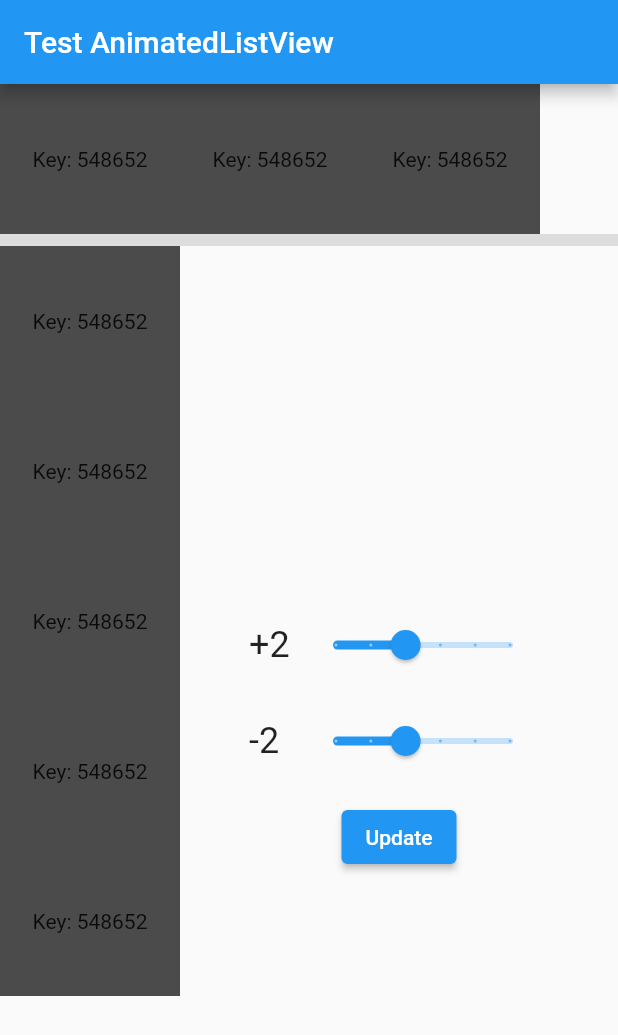
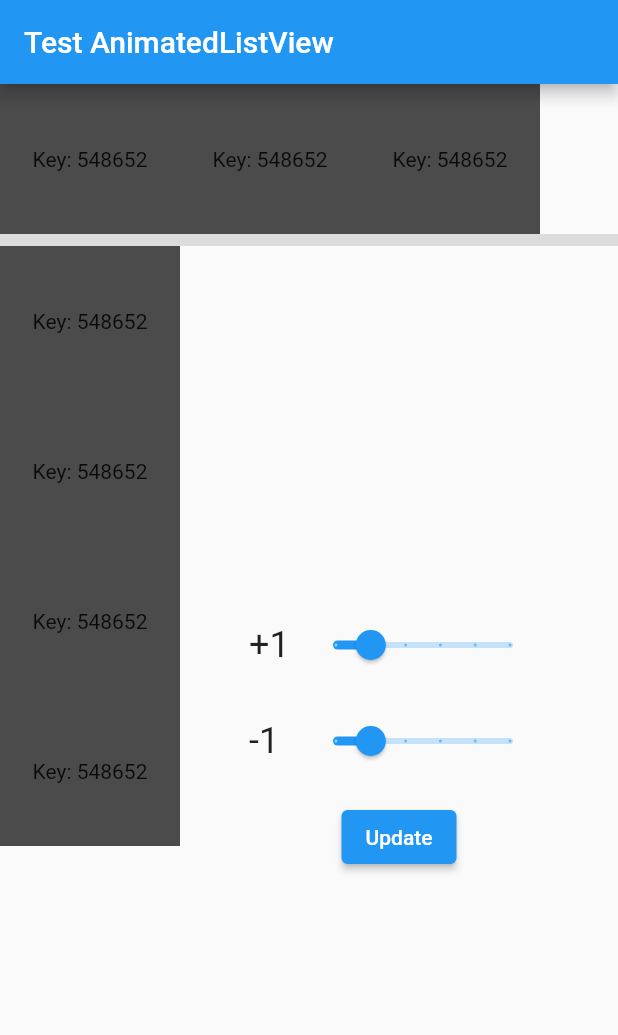
Before and after one commit to sla-000/flutter-self_animated_list, a Flutter app: the screen it shows after launch, on a phone screen of 412 x 824 dp. Shown: the top 1035 px of the screen. Run offline on Flutter 3.47's test engine with Material 2 defaults, Android fonts, the phone set to English and light mode, and no system bars; our stand-ins replace flutter_bloc.

Commit message:
Fixed issues, sync flex and animated list

```diff
--- a/example/lib/main.dart
+++ b/example/lib/main.dart
@@ -32,12 +32,11 @@ class MyHomePage extends StatefulWidget {
 }
 
 class _MyHomePageState extends State<MyHomePage> {
-  late final ListCubit _horizontalCubit = ListCubit(
-      MediaQuery.of(context).orientation == Orientation.landscape ? 5 : 3);
-  late final ListCubit _verticalCubit = ListCubit(
-      MediaQuery.of(context).orientation == Orientation.portrait ? 5 : 3);
-  int _toRemove = 2;
-  int _toAdd = 2;
+  late final ListCubit _horizontalCubit =
+      ListCubit(MediaQuery.of(context).orientation == Orientation.landscape ? 4 : 3);
+  late final ListCubit _verticalCubit = ListCubit(MediaQuery.of(context).orientation == Orientation.portrait ? 4 : 3);
+  int _toRemove = 1;
+  int _toAdd = 1;
 
   @override
   void dispose() {
@@ -89,7 +88,7 @@ class _MyHomePageState extends State<MyHomePage> {
                           mainAxisSize: MainAxisSize.min,
                           direction: Axis.vertical,
                           customAnimation: customAnimation,
-                          duration: const Duration(milliseconds: 3000),
+                          duration: const Duration(milliseconds: 2000),
                           children: buildWidgets(state),
                         );
                       },
--- a/example/lib/ui/custom_animation.dart
+++ b/example/lib/ui/custom_animation.dart
@@ -8,27 +8,29 @@ Widget customAnimation({
 }) {
   switch (state) {
     case ShowState.show:
-      final curvedAnimation =
-          CurvedAnimation(parent: animation, curve: Curves.easeOutCubic);
+      final curvedAnimation = CurvedAnimation(parent: animation, curve: Curves.easeOutCubic);
+
+      final opacityAnimation = CurvedAnimation(parent: animation, curve: Curves.easeOutCubic);
 
       return SizeTransition(
         sizeFactor: curvedAnimation,
         axis: Axis.vertical,
-        child: child,
+        child: FadeTransition(
+          opacity: opacityAnimation,
+          child: child,
+        ),
       );
 
     case ShowState.hide:
-      final sizeAnimation =
-          CurvedAnimation(parent: animation, curve: Curves.bounceOut.flipped);
+      final sizeAnimation = CurvedAnimation(parent: animation, curve: Curves.bounceIn);
 
-      final opacityAnimation =
-          CurvedAnimation(parent: animation, curve: Curves.easeInExpo.flipped);
+      final opacityAnimation = CurvedAnimation(parent: animation, curve: Curves.easeOutCubic);
 
       return SizeTransition(
         sizeFactor: sizeAnimation,
         axis: Axis.vertical,
-        child: Opacity(
-          opacity: opacityAnimation.value,
+        child: FadeTransition(
+          opacity: opacityAnimation,
           child: child,
         ),
       );
--- a/lib/src/animated_flex.dart
+++ b/lib/src/animated_flex.dart
@@ -46,6 +46,8 @@ class _AnimatedFlexState extends State<AnimatedFlex> {
     super.initState();
 
     _animation = widget.customAnimation ?? _defaultAnimation;
+
+    _updateMerged();
   }
 
   @override
@@ -53,14 +55,14 @@ class _AnimatedFlexState extends State<AnimatedFlex> {
     super.didUpdateWidget(oldWidget);
 
     _animation = widget.customAnimation ?? _defaultAnimation;
+
+    _updateMerged();
   }
 
   void _updateMerged() {
-    final List<Key> mergedChildrenKeys =
-        _mergedChildren.map((Widget child) => child.key!).toList();
+    final List<Key> mergedChildrenKeys = _mergedChildren.map((Widget child) => child.key!).toList();
 
-    final List<Key> currentChildrenKeys =
-        widget.children.map((Widget child) => child.key!).toList();
+    final List<Key> currentChildrenKeys = widget.children.map((Widget child) => child.key!).toList();
 
     for (final Key key in currentChildrenKeys) {
       if (!mergedChildrenKeys.contains(key)) {
@@ -86,9 +88,6 @@ class _AnimatedFlexState extends State<AnimatedFlex> {
 
     _mergedChildren.clear();
     _mergedChildren.addAll(merged);
-
-    print('@@@@@@@@@ children=${widget.children.map((Widget e) => e.key)}');
-    print('@@@@@@@@@ merged=${merged.map((Widget e) => e.key)}');
   }
 
   Widget _defaultAnimation({
@@ -96,24 +95,25 @@ class _AnimatedFlexState extends State<AnimatedFlex> {
     required Animation<double> animation,
     required ShowState state,
   }) {
-    final CurvedAnimation curvedAnimation = state == ShowState.show
-        ? CurvedAnimation(parent: animation, curve: Curves.linear)
-        : CurvedAnimation(parent: animation, curve: Curves.linear.flipped);
+    final CurvedAnimation sizeAnimation = state == ShowState.show
+        ? CurvedAnimation(parent: animation, curve: Curves.easeOutCubic)
+        : CurvedAnimation(parent: animation, curve: Curves.easeInCubic);
+
+    final CurvedAnimation opacityAnimation = CurvedAnimation(parent: animation, curve: Curves.easeOut);
 
     return SizeTransition(
-      sizeFactor: curvedAnimation,
+      sizeFactor: sizeAnimation,
       axis: widget.direction,
-      child: child,
+      child: FadeTransition(
+        opacity: opacityAnimation,
+        child: child,
+      ),
     );
   }
 
   @override
   Widget build(BuildContext context) {
-    _updateMerged();
-
-    final List<Widget> wrappedChildren = _mergedChildren
-        .map((Widget child) => _buildAnimatedItem(child))
-        .toList();
+    final List<Widget> animatedChildren = _mergedChildren.map((Widget child) => _buildAnimatedItem(child)).toList();
 
     return Flex(
       key: widget.key,
@@ -125,7 +125,7 @@ class _AnimatedFlexState extends State<AnimatedFlex> {
       verticalDirection: widget.verticalDirection,
       textBaseline: widget.textBaseline,
       clipBehavior: widget.clipBehavior,
-      children: wrappedChildren,
+      children: animatedChildren,
     );
   }
 
@@ -138,17 +138,13 @@ class _AnimatedFlexState extends State<AnimatedFlex> {
         customAnimation: _animation,
         duration: widget.duration,
         state: ShowState.hide,
-        onAnimationComplete: () {
+        onShrink: () {
           setState(() {
             if (_keysToRemove.contains(child.key)) {
               _keysToRemove.remove(child.key);
-              print('@@@@@@@@@ toRemove, remove=${child.key}');
             }
-            if (!widget.children
-                .map((Widget child) => child.key)
-                .contains(child.key)) {
+            if (!widget.children.map((Widget child) => child.key).contains(child.key)) {
               _mergedChildren.remove(child);
-              print('@@@@@@@@@ merged remove=${child.key}');
             }
           });
         },
--- a/lib/src/animated_list_view.dart
+++ b/lib/src/animated_list_view.dart
@@ -58,51 +58,42 @@ class AnimatedListView extends StatefulWidget {
 }
 
 class _AnimatedListViewState extends State<AnimatedListView> {
-  final List<Widget> _previousChildren = <Widget>[];
+  final List<Widget> _mergedChildren = <Widget>[];
   final List<Key> _keysToRemove = <Key>[];
-  final List<Key> _toAdd = <Key>[];
-  late CustomAnimation _customAnimation;
+  late CustomAnimation _animation;
 
   @override
   void initState() {
     super.initState();
 
-    _customAnimation = widget.customAnimation ?? _defaultAnimation;
-  }
+    _animation = widget.customAnimation ?? _defaultAnimation;
 
-  Widget _defaultAnimation({
-    required Widget child,
-    required Animation<double> animation,
-    required ShowState state,
-  }) {
-    final CurvedAnimation curvedAnimation = state == ShowState.show
-        ? CurvedAnimation(parent: animation, curve: Curves.linear)
-        : CurvedAnimation(parent: animation, curve: Curves.linear.flipped);
-
-    return SizeTransition(
-      sizeFactor: curvedAnimation,
-      axis: widget.scrollDirection,
-      child: child,
-    );
+    _updateMerged();
   }
 
   @override
-  Widget build(BuildContext context) {
-    final List<Key> lastChildrenKeys =
-        _previousChildren.map((Widget child) => child.key!).toList();
+  void didUpdateWidget(AnimatedListView oldWidget) {
+    super.didUpdateWidget(oldWidget);
 
-    final List<Key> currentChildrenKeys =
-        widget.children.map((Widget child) => child.key!).toList();
+    _animation = widget.customAnimation ?? _defaultAnimation;
+
+    _updateMerged();
+  }
+
+  void _updateMerged() {
+    final List<Key> mergedChildrenKeys = _mergedChildren.map((Widget child) => child.key!).toList();
+
+    final List<Key> currentChildrenKeys = widget.children.map((Widget child) => child.key!).toList();
 
     for (final Key key in currentChildrenKeys) {
-      if (!lastChildrenKeys.contains(key)) {
-        if (!_toAdd.contains(key)) {
-          _toAdd.add(key);
+      if (!mergedChildrenKeys.contains(key)) {
+        if (_keysToRemove.contains(key)) {
+          _keysToRemove.remove(key);
         }
       }
     }
 
-    for (final Key key in lastChildrenKeys) {
+    for (final Key key in mergedChildrenKeys) {
       if (!currentChildrenKeys.contains(key)) {
         if (!_keysToRemove.contains(key)) {
           _keysToRemove.add(key);
@@ -111,16 +102,39 @@ class _AnimatedListViewState extends State<AnimatedListView> {
     }
 
     final List<Widget> merged = mergeChanges<Widget>(
-      _previousChildren,
+      _mergedChildren,
       widget.children,
       isEqual: (Widget a, Widget b) => a.key == b.key,
     );
 
-    _previousChildren.clear();
-    _previousChildren.addAll(merged);
+    _mergedChildren.clear();
+    _mergedChildren.addAll(merged);
+  }
 
-    final List<Widget> wrappedChildren =
-        merged.map((Widget child) => _buildAnimatedItem(child)).toList();
+  Widget _defaultAnimation({
+    required Widget child,
+    required Animation<double> animation,
+    required ShowState state,
+  }) {
+    final CurvedAnimation sizeAnimation = state == ShowState.show
+        ? CurvedAnimation(parent: animation, curve: Curves.easeOutCubic)
+        : CurvedAnimation(parent: animation, curve: Curves.easeInCubic);
+
+    final CurvedAnimation opacityAnimation = CurvedAnimation(parent: animation, curve: Curves.easeOut);
+
+    return SizeTransition(
+      sizeFactor: sizeAnimation,
+      axis: widget.scrollDirection,
+      child: FadeTransition(
+        opacity: opacityAnimation,
+        child: child,
+      ),
+    );
+  }
+
+  @override
+  Widget build(BuildContext context) {
+    final List<Widget> animatedChildren = _mergedChildren.map((Widget child) => _buildAnimatedItem(child)).toList();
 
     return ListView(
       key: widget.key,
@@ -142,41 +156,39 @@ class _AnimatedListViewState extends State<AnimatedListView> {
       keyboardDismissBehavior: widget.keyboardDismissBehavior,
       restorationId: widget.restorationId,
       clipBehavior: widget.clipBehavior,
-      children: wrappedChildren,
+      children: animatedChildren,
     );
   }
 
   Widget _buildAnimatedItem(Widget child) {
     final bool mustDelete = _keysToRemove.contains(child.key);
-    final bool mustAdd = _toAdd.contains(child.key);
 
     if (mustDelete) {
       return ShowAnimated(
         key: child.key,
-        customAnimation: _customAnimation,
+        customAnimation: _animation,
         duration: widget.duration,
         state: ShowState.hide,
-        onAnimationComplete: () {
-          _previousChildren.remove(child);
+        onShrink: () {
+          setState(() {
+            if (_keysToRemove.contains(child.key)) {
               _keysToRemove.remove(child.key);
-          setState(() {});
+            }
+            if (!widget.children.map((Widget child) => child.key).contains(child.key)) {
+              _mergedChildren.remove(child);
+            }
+          });
         },
         child: child,
       );
-    } else if (mustAdd) {
+    }
+
     return ShowAnimated(
       key: child.key,
-        customAnimation: _customAnimation,
+      customAnimation: _animation,
       duration: widget.duration,
       state: ShowState.show,
-        onAnimationComplete: () {
-          _toAdd.remove(child.key);
-          setState(() {});
-        },
       child: child,
     );
-    } else {
-      return child;
   }
 }
-}
--- a/lib/src/widgets/animated_widget.dart
+++ b/lib/src/widgets/animated_widget.dart
@@ -6,7 +6,7 @@ class ShowAnimated extends StatefulWidget {
   const ShowAnimated({
     Key? key,
     required this.child,
-    this.onAnimationComplete,
+    this.onShrink,
     required this.state,
     Duration? duration,
     required this.customAnimation,
@@ -15,7 +15,7 @@ class ShowAnimated extends StatefulWidget {
 
   final Widget child;
   final ShowState state;
-  final void Function()? onAnimationComplete;
+  final void Function()? onShrink;
   final Duration _duration;
   final CustomAnimation customAnimation;
 
@@ -23,10 +23,8 @@ class ShowAnimated extends StatefulWidget {
   State<ShowAnimated> createState() => _ShowAnimatedState();
 }
 
-class _ShowAnimatedState extends State<ShowAnimated>
-    with TickerProviderStateMixin {
-  late final AnimationController _animationController =
-      AnimationController(vsync: this, duration: widget._duration);
+class _ShowAnimatedState extends State<ShowAnimated> with TickerProviderStateMixin {
+  late final AnimationController _animationController = AnimationController(vsync: this, duration: widget._duration);
 
   @override
   void initState() {
@@ -40,13 +38,13 @@ class _ShowAnimatedState extends State<ShowAnimated>
   }
 
   void _updateAnimation() {
-    widget.state == ShowState.show
-        ? _animationController.forward().whenCompleteOrCancel(() {
-            widget.onAnimationComplete?.call();
-          })
-        : _animationController.reverse().whenCompleteOrCancel(() {
-            widget.onAnimationComplete?.call();
-          });
+    if (widget.state == ShowState.show) {
+      _animationController.forward();
+    } else {
+      _animationController.reverse().whenCompleteOrCancel(() {
+        widget.onShrink?.call();
+      });
+    }
   }
 
   @override
```
Lines whose indentation alone changed are shown as unchanged.
